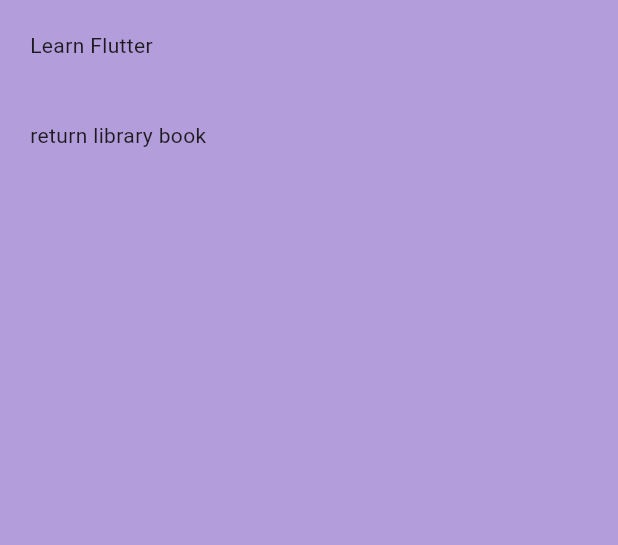
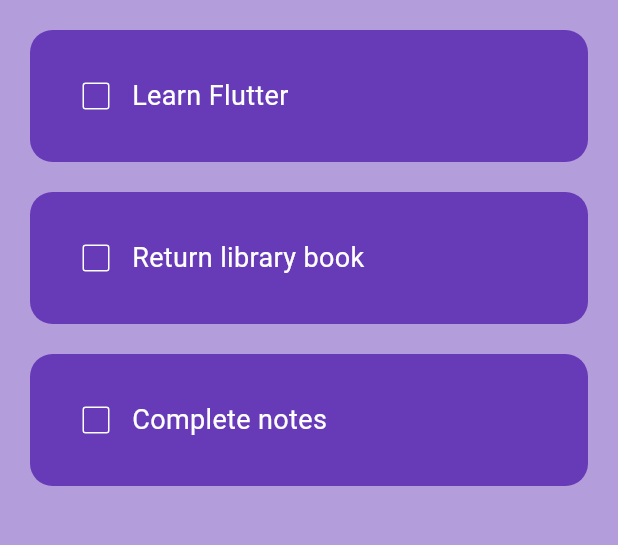
Before and after one commit to fazlaFiyas/my-ToDo, a Flutter app: the screen it shows after launch, on a phone screen of 412 x 824 dp, the part 84-629 px from its top. Run offline on Flutter 3.47's test engine with Material 3 defaults, Android fonts, the phone set to English and light mode, and no system bars.

Commit message:
created the to do list in separate page and style them

```diff
--- a/lib/Pages/home_page.dart
+++ b/lib/Pages/home_page.dart
@@ -1,12 +1,25 @@
 import 'package:flutter/material.dart';
+import 'package:my_todo/Pages/utils/todo_list.dart';
 
-class HomePage extends StatelessWidget {
-   HomePage({super.key});
+class HomePage extends StatefulWidget {
+  const HomePage({super.key});
 
+  @override
+  State<HomePage> createState() => _HomePageState();
+}
+
+class _HomePageState extends State<HomePage> {
   final List toDoList = [
     ['Learn Flutter', false],
-    ['return library book', false],
+    ['Return library book', false],
+    ['Complete notes', false],
   ];
+
+  void checkBoxChanged(int index){
+    setState(() {
+      toDoList[index][1] = !toDoList[index][1];
+    });
+  }
 
   @override
   Widget build(BuildContext context) {
@@ -21,11 +34,10 @@ class HomePage extends StatelessWidget {
       body: ListView.builder(
         itemCount:toDoList.length,
         itemBuilder: (BuildContext context, index){
-        return Container(
-          padding: EdgeInsets.all(20.0),
-          child: Text(
-            toDoList[index][0],
-          ),
+        return TodoList(
+          taskName: toDoList[index][0],
+          taskCompleted: toDoList[index][1],
+          onChanged: (value)=> checkBoxChanged(index),
         );
       }),
     );
--- /dev/null
+++ b/lib/Pages/utils/todo_list.dart
@@ -0,0 +1,51 @@
+import 'package:flutter/material.dart';
+
+class TodoList extends StatelessWidget {
+  const TodoList({super.key, required this.taskName, required this.taskCompleted, this.onChanged});
+
+  final String taskName;
+  final bool taskCompleted;
+  final Function(bool?)? onChanged;
+
+  @override
+  Widget build(BuildContext context) {
+    return Padding(
+      padding: const EdgeInsets.only(
+        top: 20,
+        left: 20,
+        right: 20,
+        bottom: 0,
+      ),
+      child: Container(
+        padding: const EdgeInsets.all(20),
+        decoration: BoxDecoration(
+          color: Colors.deepPurple,
+          borderRadius: BorderRadius.circular(15),
+        ),
+        child: Row(
+          children: [
+            Checkbox(
+              value: taskCompleted,
+              onChanged: onChanged,
+              checkColor: Colors.black,
+              activeColor: Colors.white,
+              side: BorderSide(
+                color: Colors.white,
+              ),
+            ),
+            Text(
+              taskName,
+              style:  TextStyle(
+                color: Colors.white,
+                fontSize: 18,
+                decoration:taskCompleted? TextDecoration.lineThrough: TextDecoration.none,
+                decorationColor: Colors.white,
+                decorationThickness: 2,
+              ),
+            ),
+          ],
+        ),
+      ),
+    );
+  }
+}
```
